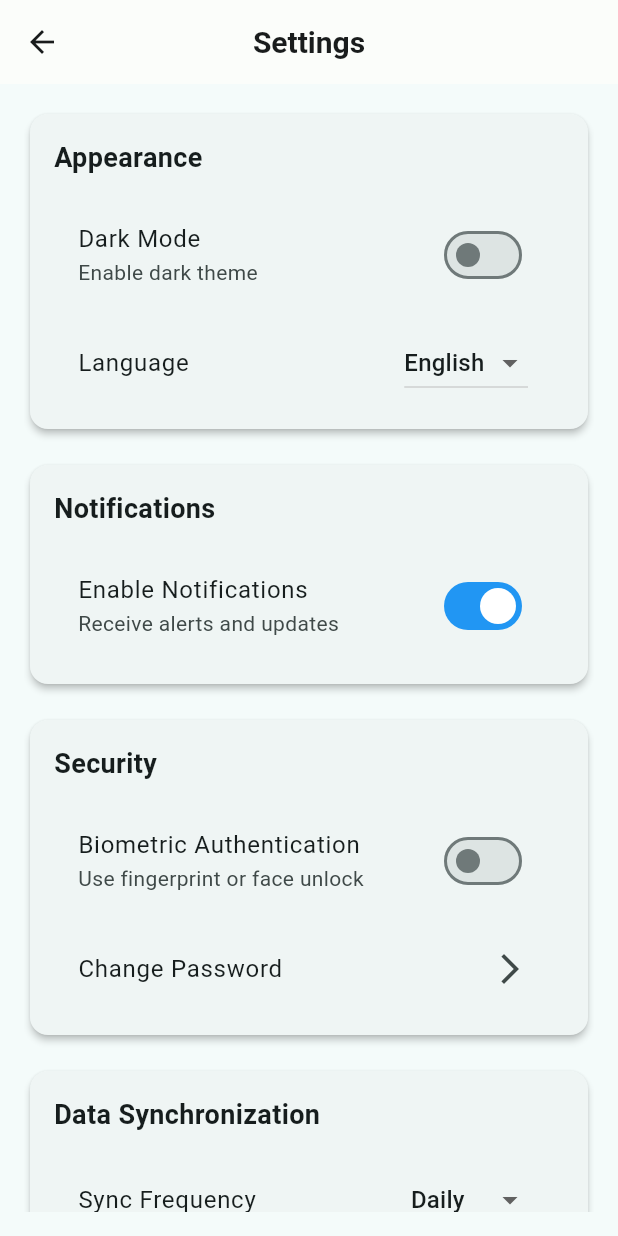
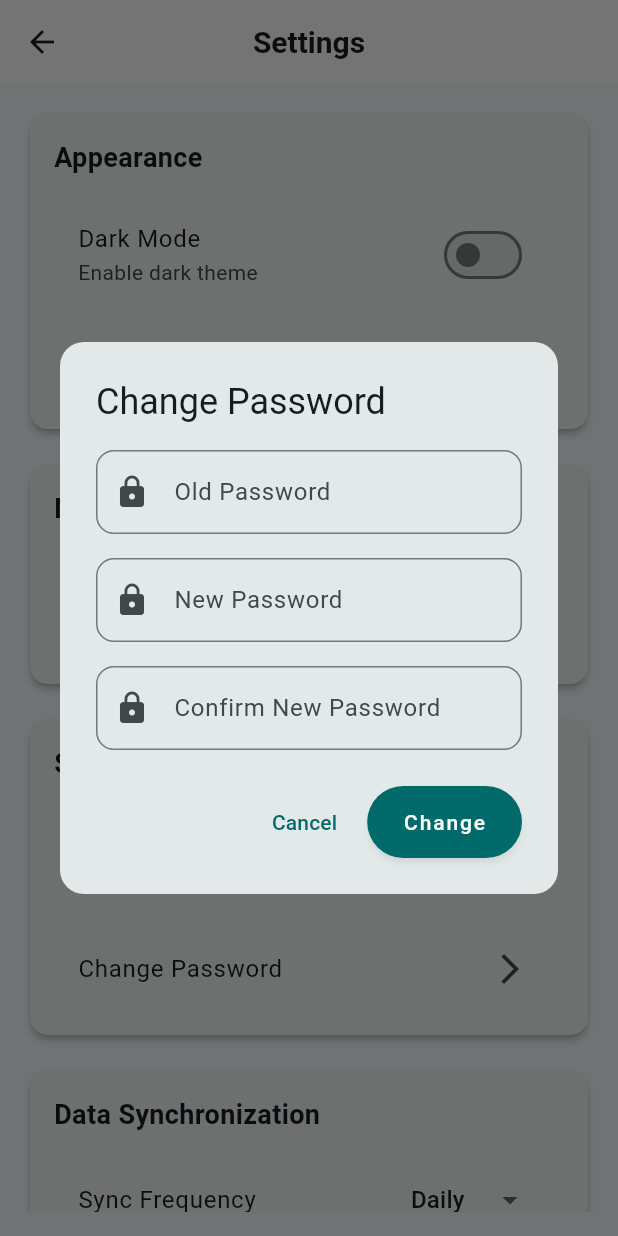
Before and after one commit to ravi1997/record, a Flutter app: the SettingsPage screen opened by its route, after a tap on "Change Password", on a phone screen of 412 x 824 dp. Run offline on Flutter 3.47's test engine with Material 3 defaults, Android fonts, the phone set to English and light mode, and no system bars; our stand-ins replace csv, file_picker, flutter_local_notifications, open_file, pdf, shared_preferences and 2 more; accounts and stored records are empty.

```diff
--- a/lib/pages/home_page.dart
+++ b/lib/pages/home_page.dart
@@ -1,8 +1,10 @@
 import 'package:flutter/foundation.dart';
 import 'package:flutter/material.dart';
 import 'dart:math';
+import 'package:provider/provider.dart';
 import '../services/local_db_service.dart';
 import '../constants/app_constants.dart';
+import '../services/user_provider.dart';
 import '../utils/ui_components.dart';
 
 class HomePage extends StatefulWidget {
@@ -115,6 +117,7 @@ class _HomePageState extends State<HomePage> {
   }
 
   Widget _buildDashboard() {
+    final user = Provider.of<UserProvider>(context).user;
     return SingleChildScrollView(
       child: Padding(
         padding: const EdgeInsets.all(16.0),
@@ -122,7 +125,7 @@ class _HomePageState extends State<HomePage> {
           crossAxisAlignment: CrossAxisAlignment.start,
           children: [
             Text(
-              'Welcome Back!',
+              user == null ? 'Welcome Back!' : 'Welcome Back, ${user.name}!',
               style: Theme.of(context).textTheme.headlineMedium?.copyWith(
                     fontWeight: FontWeight.w600,
                   ),
--- a/lib/pages/login_page.dart
+++ b/lib/pages/login_page.dart
@@ -1,7 +1,9 @@
 import 'dart:async';
 import 'package:flutter/material.dart';
+import 'package:provider/provider.dart';
 import '../constants/app_constants.dart';
 import '../constants/theme_constants.dart';
+import '../services/user_provider.dart';
 import '../utils/ui_components.dart';
 
 class LoginPage extends StatefulWidget {
@@ -369,6 +371,8 @@ class _LoginPageState extends State<LoginPage> {
       });
 
       if (loginSuccess) {
+        // Load user data
+        await Provider.of<UserProvider>(context, listen: false).loadUser();
         // Navigate to home page
         Navigator.pushReplacementNamed(context, AppConstants.homeRoute);
       } else {
--- a/lib/pages/settings_page.dart
+++ b/lib/pages/settings_page.dart
@@ -168,7 +168,7 @@ class _SettingsPageState extends State<SettingsPage> {
                       title: const Text('Change Password'),
                       trailing: const Icon(Icons.arrow_forward_ios),
                       onTap: () {
-                        // Navigate to change password screen
+                        _showChangePasswordDialog();
                       },
                     ),
                   ],
@@ -280,6 +280,88 @@ class _SettingsPageState extends State<SettingsPage> {
     );
   }
 
+  void _showChangePasswordDialog() {
+    final oldPasswordController = TextEditingController();
+    final newPasswordController = TextEditingController();
+    final confirmPasswordController = TextEditingController();
+
+    showDialog(
+      context: context,
+      builder: (BuildContext context) {
+        return AlertDialog(
+          shape: RoundedRectangleBorder(
+            borderRadius: BorderRadius.circular(16),
+          ),
+          title: const Text('Change Password'),
+          content: SizedBox(
+            width: 300,
+            child: Column(
+              mainAxisSize: MainAxisSize.min,
+              children: [
+                TextField(
+                  controller: oldPasswordController,
+                  decoration: InputDecoration(
+                    labelText: 'Old Password',
+                    prefixIcon: const Icon(Icons.lock),
+                    border: OutlineInputBorder(
+                      borderRadius: BorderRadius.circular(12),
+                    ),
+                  ),
+                  obscureText: true,
+                ),
+                const SizedBox(height: 16),
+                TextField(
+                  controller: newPasswordController,
+                  decoration: InputDecoration(
+                    labelText: 'New Password',
+                    prefixIcon: const Icon(Icons.lock),
+                    border: OutlineInputBorder(
+                      borderRadius: BorderRadius.circular(12),
+                    ),
+                  ),
+                  obscureText: true,
+                ),
+                const SizedBox(height: 16),
+                TextField(
+                  controller: confirmPasswordController,
+                  decoration: InputDecoration(
+                    labelText: 'Confirm New Password',
+                    prefixIcon: const Icon(Icons.lock),
+                    border: OutlineInputBorder(
+                      borderRadius: BorderRadius.circular(12),
+                    ),
+                  ),
+                  obscureText: true,
+                ),
+              ],
+            ),
+          ),
+          actions: [
+            TextButton(
+              onPressed: () {
+                Navigator.of(context).pop();
+              },
+              child: const Text('Cancel'),
+            ),
+            ElevatedButton(
+              onPressed: () {
+                // Handle password change
+                Navigator.of(context).pop();
+                ScaffoldMessenger.of(context).showSnackBar(
+                  const SnackBar(
+                    content: Text('Password changed successfully!'),
+                    backgroundColor: Colors.green,
+                  ),
+                );
+              },
+              child: const Text('Change'),
+            ),
+          ],
+        );
+      },
+    );
+  }
+
   Widget _buildSwitchListTile(
     String title,
     String subtitle,
```
Also changed, not shown: lib/main.dart (+6 -2 lines), lib/pages/profile_page.dart (+37 -19 lines), lib/services/user_provider.dart (added, +14 -0 lines), lib/services/user_service.dart (added, +32 -0 lines).
